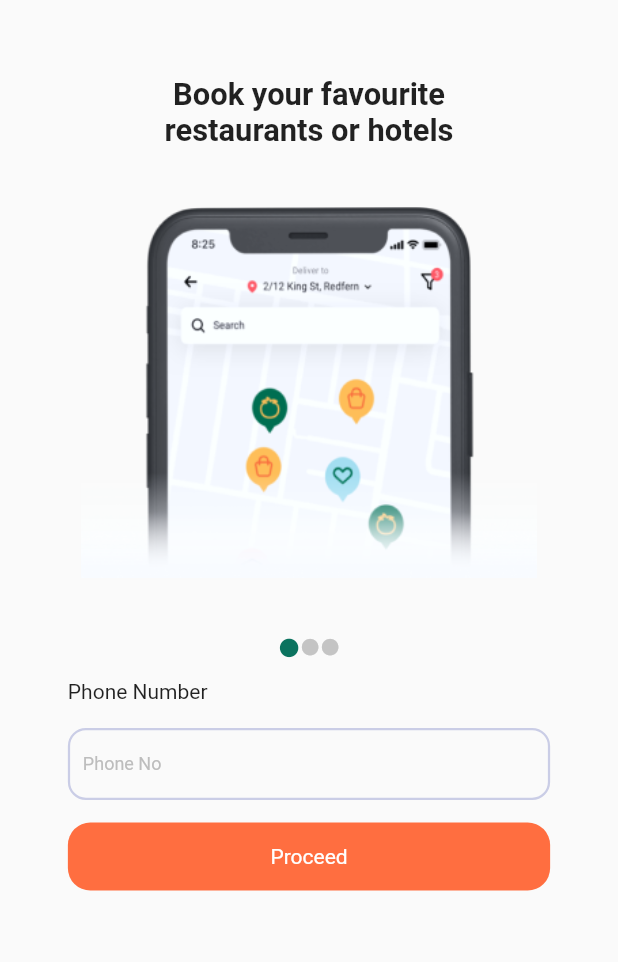
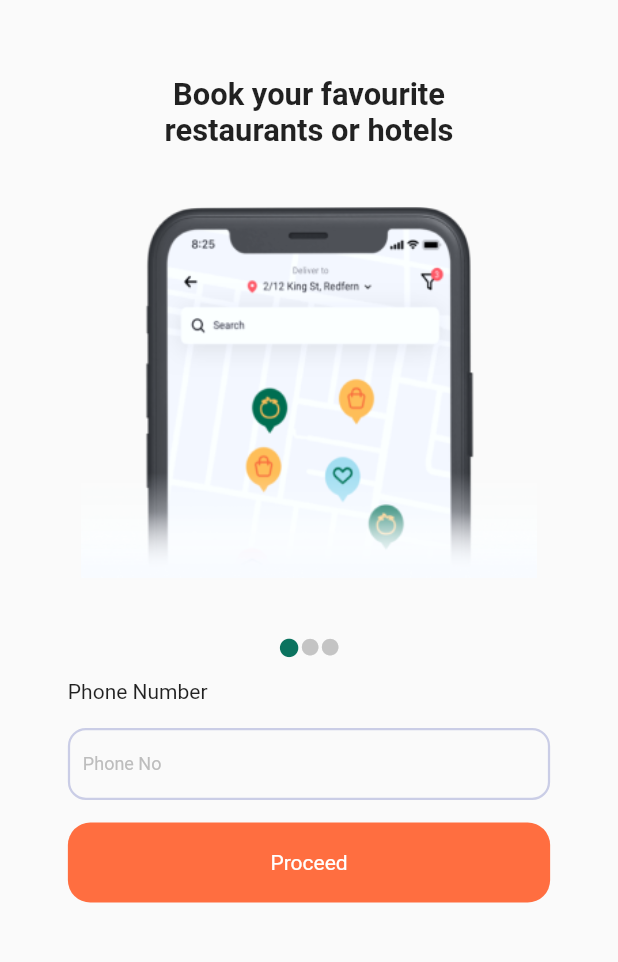
Before and after one commit to mhrjnamar/WidgetsLibrary, a Flutter app: the screen it shows after launch, after a tap on "Login Screen", on a phone screen of 412 x 824 dp, the part 54-1016 px from its top. Run offline on Flutter 3.47's test engine with Material 2 defaults, Android fonts, the phone set to English and light mode, and no system bars; drawn by our look-alikes of carousel_slider; our stand-ins replace flutter_svg.

Commit message:
generic button

```diff
--- a/widgets_library/lib/modules/login/login.dart
+++ b/widgets_library/lib/modules/login/login.dart
@@ -71,7 +71,7 @@ class _LoginScreenState extends State<LoginScreen> {
                 btnColor: Colors.deepOrangeAccent,
                 route: const ComponentView(),
                 width: DynamicSize(context: context).getWidth(334),
-                height: DynamicSize(context: context).getHeight(51),
+                height: DynamicSize(context: context).getHeight(60),
                 borderRadius: 15.0,
               )
             ],
```
